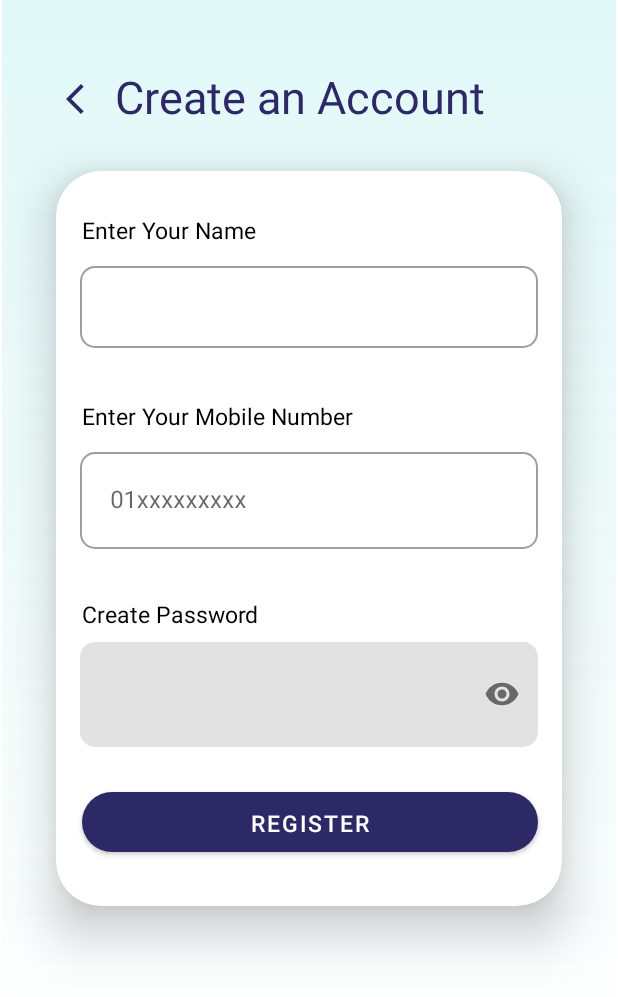
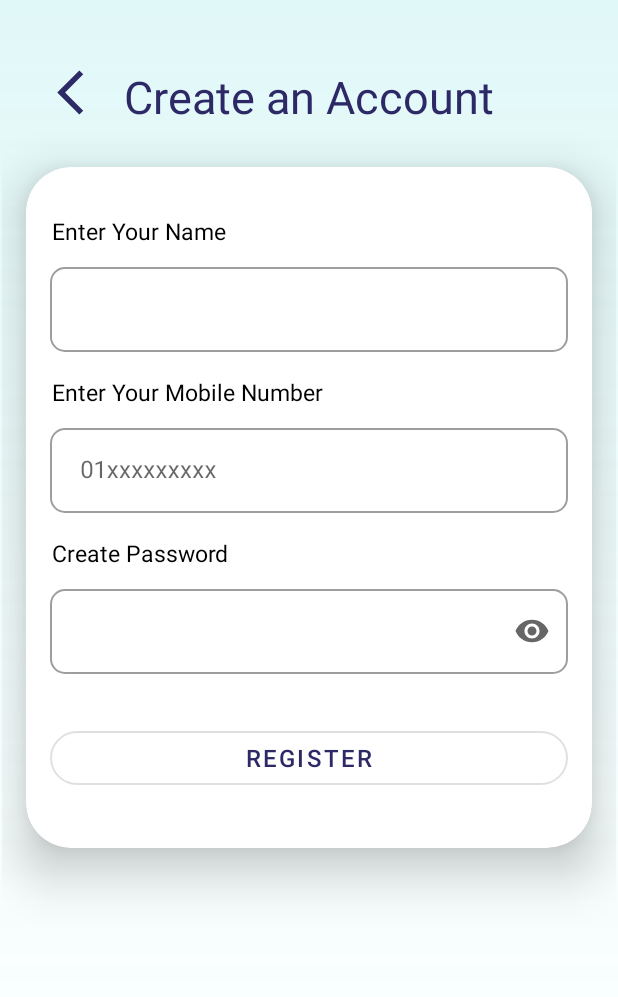
Before and after one commit to bavllymagid/Animal_APP, an Android app: the RegisterFragment screen opened through its navigation route, on a phone screen of 412 x 824 dp. Shown: the top 997 px of the screen. Run offline under Robolectric (Android 15) with nearby library versions, the phone set to English and light mode, and no system bars; our stand-ins replace Dagger/Hilt's generated code.

Commit message:
fixed register button

```diff
--- a/app/src/main/res/layout/activity_auth.xml
+++ b/app/src/main/res/layout/activity_auth.xml
@@ -4,6 +4,7 @@
     xmlns:tools="http://schemas.android.com/tools"
     android:layout_width="match_parent"
     android:layout_height="match_parent"
+    android:background="@drawable/custom_background"
     tools:context=".authflow.presentation.ui.AuthActivity">
 
     <androidx.fragment.app.FragmentContainerView
--- a/app/src/main/res/layout/fragment_login.xml
+++ b/app/src/main/res/layout/fragment_login.xml
@@ -4,7 +4,6 @@
     xmlns:tools="http://schemas.android.com/tools"
     android:layout_width="match_parent"
     android:layout_height="match_parent"
-    android:background="@drawable/custom_background"
     tools:context=".authflow.presentation.ui.fragments.LoginFragment">
 
 
--- a/app/src/main/res/layout/fragment_otp.xml
+++ b/app/src/main/res/layout/fragment_otp.xml
@@ -4,7 +4,6 @@
     xmlns:tools="http://schemas.android.com/tools"
     android:layout_width="match_parent"
     android:layout_height="match_parent"
-    android:background="@drawable/custom_background"
     tools:context=".authflow.presentation.ui.fragments.OtpFragment">
 
 
--- a/app/src/main/res/layout/fragment_register.xml
+++ b/app/src/main/res/layout/fragment_register.xml
@@ -4,7 +4,6 @@
     xmlns:tools="http://schemas.android.com/tools"
     android:layout_width="match_parent"
     android:layout_height="match_parent"
-    android:background="@drawable/custom_background"
     tools:context=".authflow.presentation.ui.fragments.RegisterFragment">
 
     <androidx.constraintlayout.widget.ConstraintLayout
@@ -18,27 +17,27 @@
             android:layout_marginTop="44dp"
             android:text="Create an Account"
             android:textColor="@color/dark_blue"
-            android:textSize="30dp"
+            android:textSize="30sp"
+            android:textAlignment="center"
             app:layout_constraintEnd_toEndOf="parent"
             app:layout_constraintHorizontal_bias="0.496"
             app:layout_constraintStart_toStartOf="parent"
             app:layout_constraintTop_toTopOf="parent" />
 
         <androidx.cardview.widget.CardView
-            android:layout_width="337dp"
-            android:layout_height="490dp"
-            android:layout_marginLeft="19dp"
-            android:layout_marginRight="19dp"
+            android:layout_width="0dp"
+            android:layout_height="wrap_content"
+            android:layout_marginStart="16dp"
+            android:layout_marginTop="32dp"
+            android:layout_marginEnd="16dp"
             android:background="@drawable/custom_shape"
             android:clipChildren="false"
             android:scaleType="center"
             app:cardCornerRadius="30dp"
             app:cardElevation="20dp"
-            app:layout_constraintBottom_toBottomOf="parent"
             app:layout_constraintEnd_toEndOf="parent"
             app:layout_constraintStart_toStartOf="parent"
-            app:layout_constraintTop_toTopOf="parent"
-            app:layout_constraintVertical_bias="0.476" >
+            app:layout_constraintTop_toBottomOf="@+id/create_account_tv">
 
             <androidx.constraintlayout.widget.ConstraintLayout
                 android:layout_width="match_parent"
@@ -46,47 +45,42 @@
 
                 <TextView
                     android:id="@+id/textView3"
-                    android:layout_width="273dp"
+                    android:layout_width="wrap_content"
                     android:layout_height="wrap_content"
                     android:layout_marginLeft="17dp"
-                    android:layout_marginTop="28.5dp"
-                    android:layout_marginRight="47dp"
+                    android:layout_marginTop="32dp"
                     android:text="Enter Your Name"
                     android:textColor="@color/black"
                     android:textSize="15dp"
-                    app:layout_constraintEnd_toEndOf="parent"
-                    app:layout_constraintHorizontal_bias="0.2"
                     app:layout_constraintStart_toStartOf="parent"
                     app:layout_constraintTop_toTopOf="parent" />
 
 
                 <TextView
                     android:id="@+id/textView4"
-                    android:layout_width="273dp"
+                    android:layout_width="wrap_content"
                     android:layout_height="wrap_content"
                     android:layout_marginLeft="17dp"
-                    android:layout_marginRight="47dp"
-                    android:layout_marginBottom="316dp"
+                    android:layout_marginTop="16dp"
                     android:text="Enter Your Mobile Number"
                     android:textColor="@color/black"
                     android:textSize="15dp"
-                    app:layout_constraintBottom_toBottomOf="parent"
-                    app:layout_constraintEnd_toEndOf="parent"
-                    app:layout_constraintHorizontal_bias="0.25"
-                    app:layout_constraintStart_toStartOf="parent" />
+                    app:layout_constraintStart_toStartOf="parent"
+                    app:layout_constraintTop_toBottomOf="@+id/textInputLayout" />
 
                 <com.google.android.material.textfield.TextInputLayout
 
+                    android:id="@+id/textInputLayout"
+                    style="@style/Widget.MaterialComponents.TextInputLayout.OutlinedBox"
                     android:layout_width="0dp"
-                    android:layout_height="60dp"
+                    android:layout_height="wrap_content"
                     android:layout_marginStart="16dp"
                     android:layout_marginTop="8dp"
                     android:layout_marginEnd="16dp"
-                    style="@style/Widget.MaterialComponents.TextInputLayout.OutlinedBox"
-                    app:boxCornerRadiusTopStart="10dp"
+                    app:boxCornerRadiusBottomEnd="10dp"
                     app:boxCornerRadiusBottomStart="10dp"
                     app:boxCornerRadiusTopEnd="10dp"
-                    app:boxCornerRadiusBottomEnd="10dp"
+                    app:boxCornerRadiusTopStart="10dp"
                     app:layout_constraintEnd_toEndOf="parent"
                     app:layout_constraintHorizontal_bias="0.25"
                     app:layout_constraintStart_toStartOf="parent"
@@ -96,67 +90,62 @@
                         android:id="@+id/name_input"
                         android:layout_width="match_parent"
                         android:layout_height="match_parent"
-                        android:textColor="@color/black"
-                        />
+                        android:textColor="@color/black" />
 
                 </com.google.android.material.textfield.TextInputLayout>
 
                 <com.google.android.material.textfield.TextInputLayout
 
+                    android:id="@+id/textInputLayout2"
+                    style="@style/Widget.MaterialComponents.TextInputLayout.OutlinedBox"
                     android:layout_width="0dp"
-                    android:layout_height="70dp"
+                    android:layout_height="wrap_content"
                     android:layout_marginStart="16dp"
                     android:layout_marginTop="8dp"
                     android:layout_marginEnd="16dp"
-                    style="@style/Widget.MaterialComponents.TextInputLayout.OutlinedBox"
-                    app:boxCornerRadiusTopStart="10dp"
+                    app:boxCornerRadiusBottomEnd="10dp"
                     app:boxCornerRadiusBottomStart="10dp"
                     app:boxCornerRadiusTopEnd="10dp"
-                    app:boxCornerRadiusBottomEnd="10dp"
+                    app:boxCornerRadiusTopStart="10dp"
                     app:layout_constraintEnd_toEndOf="parent"
                     app:layout_constraintHorizontal_bias="0.25"
                     app:layout_constraintStart_toStartOf="parent"
-                    app:layout_constraintTop_toBottomOf="@+id/textView4" >
+                    app:layout_constraintTop_toBottomOf="@+id/textView4">
 
                     <com.google.android.material.textfield.TextInputEditText
                         android:id="@+id/mobile_input"
                         android:layout_width="match_parent"
                         android:layout_height="match_parent"
                         android:hint=" 01xxxxxxxxx"
-                        android:textColor="@color/black"
                         android:inputType="phone"
-                        />
+                        android:textColor="@color/black" />
 
                 </com.google.android.material.textfield.TextInputLayout>
 
                 <TextView
                     android:id="@+id/textView5"
-                    android:layout_width="273dp"
+                    android:layout_width="wrap_content"
                     android:layout_height="wrap_content"
                     android:layout_marginLeft="17dp"
-                    android:layout_marginRight="47dp"
-                    android:layout_marginBottom="184dp"
+                    android:layout_marginTop="16dp"
                     android:text="Create Password"
                     android:textColor="@color/black"
                     android:textSize="15dp"
-                    app:layout_constraintBottom_toBottomOf="parent"
-                    app:layout_constraintEnd_toEndOf="parent"
-                    app:layout_constraintHorizontal_bias="0.25"
-                    app:layout_constraintStart_toStartOf="parent" />
+                    app:layout_constraintStart_toStartOf="parent"
+                    app:layout_constraintTop_toBottomOf="@+id/textInputLayout2" />
 
                 <com.google.android.material.textfield.TextInputLayout
                     android:id="@+id/PasswordInput"
+                    style="@style/Widget.MaterialComponents.TextInputLayout.OutlinedBox"
                     android:layout_width="0dp"
-                    android:layout_height="70dp"
-                    android:layout_marginLeft="16dp"
+                    android:layout_height="wrap_content"
+                    android:layout_marginStart="16dp"
                     android:layout_marginTop="8dp"
-                    android:layout_marginRight="16dp"
-                    android:background="@drawable/text_field_shape"
-                    app:boxCornerRadiusBottomEnd="0dp"
-                    app:boxCornerRadiusBottomStart="0dp"
-                    app:boxCornerRadiusTopEnd="0dp"
-                    app:boxCornerRadiusTopStart="0dp"
-                    app:boxStrokeWidth="0dp"
+                    android:layout_marginEnd="16dp"
+                    app:boxCornerRadiusBottomEnd="10dp"
+                    app:boxCornerRadiusBottomStart="10dp"
+                    app:boxCornerRadiusTopEnd="10dp"
+                    app:boxCornerRadiusTopStart="10dp"
                     app:endIconMode="password_toggle"
                     app:layout_constraintEnd_toEndOf="parent"
                     app:layout_constraintStart_toStartOf="parent"
@@ -167,24 +156,25 @@
                         style="?colorOnPrimary"
                         android:layout_width="match_parent"
                         android:layout_height="match_parent"
-                        android:background="@drawable/text_field_shape"
-                        android:inputType="textPassword"
-
-                        />
+                        android:inputType="textPassword" />
                 </com.google.android.material.textfield.TextInputLayout>
 
                 <com.google.android.material.button.MaterialButton
                     android:id="@+id/RegisterBtn"
-                    android:layout_width="304dp"
-                    android:layout_height="40dp"
+                    style="?attr/materialButtonOutlinedStyle"
+                    android:layout_width="0dp"
+                    android:layout_height="wrap_content"
+                    android:layout_marginStart="16dp"
+                    android:layout_marginTop="32dp"
+                    android:layout_marginEnd="16dp"
                     android:layout_marginBottom="36dp"
-                    android:background="@drawable/buttons_shape"
-                    android:text="Register"
-                    android:textSize="15dp"
+                    android:text="@string/register"
+                    android:textSize="16sp"
+                    app:cornerRadius="20sp"
                     app:layout_constraintBottom_toBottomOf="parent"
                     app:layout_constraintEnd_toEndOf="parent"
-                    app:layout_constraintHorizontal_bias="0.515"
-                    app:layout_constraintStart_toStartOf="parent" />
+                    app:layout_constraintStart_toStartOf="parent"
+                    app:layout_constraintTop_toBottomOf="@+id/PasswordInput" />
 
 
             </androidx.constraintlayout.widget.ConstraintLayout>
@@ -192,16 +182,17 @@
 
         <ImageView
             android:id="@+id/register_back_arrow"
-            android:layout_width="wrap_content"
-            android:layout_height="wrap_content"
+            android:layout_width="0dp"
+            android:layout_height="0dp"
+            android:layout_marginStart="16dp"
             android:rotationY="180"
             android:src="@drawable/arrow"
-            app:layout_constraintBottom_toBottomOf="parent"
+            app:layout_constraintBottom_toBottomOf="@+id/create_account_tv"
             app:layout_constraintEnd_toStartOf="@+id/create_account_tv"
-            app:layout_constraintHorizontal_bias="0.711"
+            app:layout_constraintHorizontal_bias="0.0"
             app:layout_constraintStart_toStartOf="parent"
-            app:layout_constraintTop_toTopOf="parent"
-            app:layout_constraintVertical_bias="0.077" />
+            app:layout_constraintTop_toTopOf="@+id/create_account_tv"
+            app:layout_constraintVertical_bias="1.0" />
 
 
     </androidx.constraintlayout.widget.ConstraintLayout>
--- a/app/src/main/res/values/strings.xml
+++ b/app/src/main/res/values/strings.xml
@@ -31,4 +31,5 @@
     <string name="search">search</string>
     <string name="back">Back</string>
     <string name="references">References</string>
+    <string name="register">Register</string>
 </resources>
```
